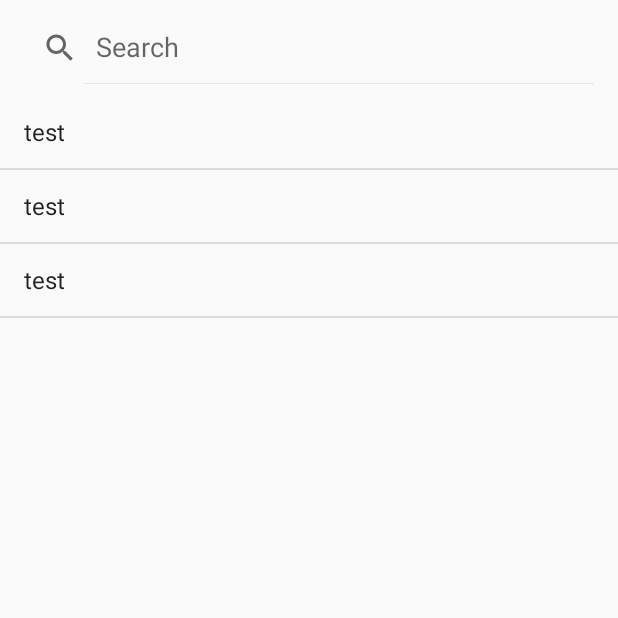
After one commit to abedafnan/How, an Android app: the SearchActivity screen opened directly, with no data from a screen before it, on a phone screen of 412 x 824 dp, the top half of it. The commit adds this screen. Run offline under Robolectric (Android 15) with nearby library versions, the phone set to English and light mode, and no system bars.

Commit message:
Add the search activity

```diff
--- a/app/src/main/AndroidManifest.xml
+++ b/app/src/main/AndroidManifest.xml
@@ -34,6 +34,7 @@
         <activity android:name=".TermsPrivacyActivity" />
         <activity android:name=".NotificationsActivity" />
         <activity android:name=".HomeActivity" />
+        <activity android:name=".SearchActivity" />
     </application>
 
 </manifest>
--- /dev/null
+++ b/app/src/main/java/com/brightstars/android/how/SearchActivity.java
@@ -0,0 +1,64 @@
+package com.brightstars.android.how;
+
+import android.os.Bundle;
+import android.support.v7.app.AppCompatActivity;
+import android.support.v7.widget.SearchView;
+import android.view.View;
+import android.widget.AdapterView;
+import android.widget.ArrayAdapter;
+import android.widget.ListView;
+import android.widget.Toast;
+
+import java.util.ArrayList;
+
+public class SearchActivity extends AppCompatActivity {
+
+    SearchView searchView;
+    ListView listView;
+    ArrayAdapter<String> adapter;
+
+    @Override
+    protected void onCreate(Bundle savedInstanceState) {
+        super.onCreate(savedInstanceState);
+        setContentView(R.layout.activity_search);
+
+        // Find the views
+        searchView = findViewById(R.id.search_view);
+        listView = findViewById(R.id.search_list);
+
+        // Create the list that will contain video tags to search from
+        ArrayList<String> videoTags = new ArrayList<>();
+        // Here we will get the tags data from the server
+        videoTags.add("test");
+        videoTags.add("test");
+        videoTags.add("test");
+
+        // Create the adapter and set it to the list
+        adapter = new ArrayAdapter<String>
+                (this, android.R.layout.simple_list_item_1, videoTags);
+        listView.setAdapter(adapter);
+
+        // Action of clicking on the list item
+        listView.setOnItemClickListener(new AdapterView.OnItemClickListener() {
+            @Override
+            public void onItemClick(AdapterView<?> adapterView, View view, int i, long l) {
+                Toast.makeText(SearchActivity.this, "Item clicked", Toast.LENGTH_SHORT).show();
+            }
+        });
+
+        // TODO: Implement filtering elements according to user input
+//        searchView.setOnQueryTextListener(new SearchView.OnQueryTextListener() {
+//            @Override
+//            public boolean onQueryTextSubmit(String query) {
+//                return false;
+//            }
+//
+//            @Override
+//            public boolean onQueryTextChange(String newText) {
+//                String text = newText;
+//                adapter.filter(text);
+//                return false;}
+//        });
+    }
+
+}
--- a/app/src/main/res/layout/activity_home.xml
+++ b/app/src/main/res/layout/activity_home.xml
@@ -65,9 +65,9 @@
             android:layout_width="wrap_content"
             android:layout_height="wrap_content">
 
+        </android.support.v7.widget.RecyclerView>
 
 
-        </android.support.v7.widget.RecyclerView>
 
         <TextView
             android:layout_width="wrap_content"
--- /dev/null
+++ b/app/src/main/res/layout/activity_search.xml
@@ -0,0 +1,21 @@
+<?xml version="1.0" encoding="utf-8"?>
+<LinearLayout xmlns:android="http://schemas.android.com/apk/res/android"
+    xmlns:app="http://schemas.android.com/apk/res-auto"
+    android:layout_width="match_parent"
+    android:layout_height="match_parent"
+    android:orientation="vertical">
+
+    <android.support.v7.widget.SearchView
+        android:id="@+id/search_view"
+        android:layout_width="match_parent"
+        android:layout_height="wrap_content"
+        android:layout_margin="@dimen/horizontal_margin_short"
+        app:iconifiedByDefault="false"
+        app:queryHint="Search" />
+
+    <ListView
+        android:id="@+id/search_list"
+        android:layout_width="match_parent"
+        android:layout_height="match_parent" />
+
+</LinearLayout>
```
Also changed, not shown: app/src/main/java/com/brightstars/android/how/AppCompatPreferenceActivity.java (added, +109 -0 lines), app/src/main/java/com/brightstars/android/how/HomeActivity.java (+8 -1 lines), app/src/main/res/values/strings.xml (line endings or trailing spaces).
